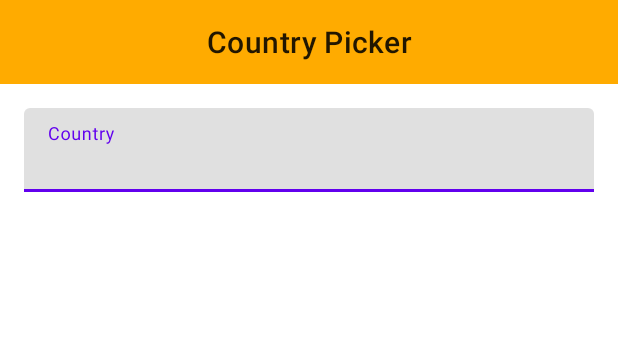
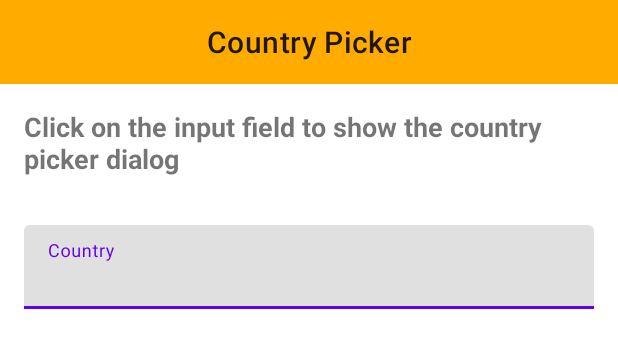
Before and after one commit to TutorialsAndroid/TACountryPicker, an Android app: the layout activity_main.xml on its own in the app's theme, with its tools: preview values and no code run, on a phone screen of 412 x 824 dp. Shown: the top 348 px of the screen. Run offline under Robolectric (Android 15) with nearby library versions, the phone set to English and light mode, and no system bars.

Commit message:
Updated Sample App Code

```diff
--- a/app/src/main/res/layout/activity_main.xml
+++ b/app/src/main/res/layout/activity_main.xml
@@ -3,7 +3,6 @@
     android:layout_width="match_parent"
     android:layout_height="match_parent"
     xmlns:app="http://schemas.android.com/apk/res-auto"
-    xmlns:tools="http://schemas.android.com/tools"
     android:orientation="vertical">
 
     <com.google.android.material.appbar.MaterialToolbar
@@ -13,6 +12,15 @@
         app:title="Country Picker"
         app:titleCentered="true"
         android:background="#FFAB00"/>
+
+    <TextView
+        android:id="@+id/hint_text"
+        android:layout_width="wrap_content"
+        android:layout_height="wrap_content"
+        android:layout_margin="16dp"
+        android:text="@string/hint_text"
+        android:textSize="18sp"
+        android:textStyle="bold"/>
 
     <com.google.android.material.textfield.TextInputLayout
         android:id="@+id/countryCodeContainer"
@@ -24,11 +32,6 @@
             android:id="@+id/etCountryCode"
             android:layout_width="match_parent"
             android:layout_height="wrap_content"
-            android:hint="Country"/>
+            android:hint="@string/etCountryCodeHint"/>
     </com.google.android.material.textfield.TextInputLayout>
-
-    <TextView
-        android:layout_width="wrap_content"
-        android:layout_height="wrap_content"
-        tools:text="@tools:sample/lorem"/>
 </LinearLayout>
--- a/app/src/main/res/values/strings.xml
+++ b/app/src/main/res/values/strings.xml
@@ -1,3 +1,5 @@
 <resources>
     <string name="app_name">TACountryPicker</string>
+    <string name="etCountryCodeHint">Country</string>
+    <string name="hint_text">Click on the input field to show the country picker dialog</string>
 </resources>
```
